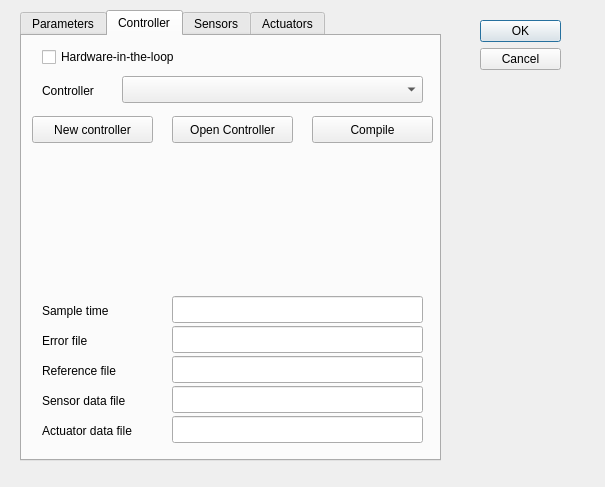
The window that source/GUI/dialog.ui (Guiraffo/ProVANT-Simulator) describes before a commit, drawn with Qt 5.
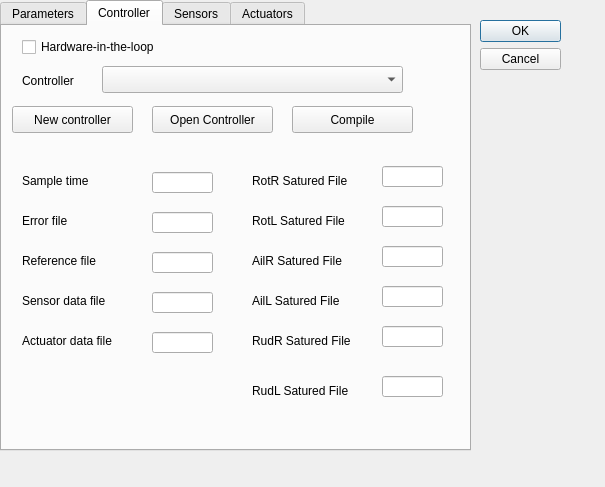
The same window after the commit.

Patch:
```diff
--- a/source/GUI/dialog.ui
+++ b/source/GUI/dialog.ui
@@ -32,9 +32,9 @@
   <widget class="QTabWidget" name="tabWidget">
    <property name="geometry">
     <rect>
-     <x>20</x>
-     <y>10</y>
-     <width>421</width>
+     <x>0</x>
+     <y>0</y>
+     <width>471</width>
      <height>451</height>
     </rect>
    </property>
@@ -110,7 +110,7 @@
      <property name="geometry">
       <rect>
        <x>20</x>
-       <y>260</y>
+       <y>140</y>
        <width>91</width>
        <height>31</height>
       </rect>
@@ -123,7 +123,7 @@
      <property name="geometry">
       <rect>
        <x>20</x>
-       <y>290</y>
+       <y>180</y>
        <width>91</width>
        <height>31</height>
       </rect>
@@ -136,7 +136,7 @@
      <property name="geometry">
       <rect>
        <x>20</x>
-       <y>320</y>
+       <y>220</y>
        <width>101</width>
        <height>31</height>
       </rect>
@@ -149,7 +149,7 @@
      <property name="geometry">
       <rect>
        <x>20</x>
-       <y>350</y>
+       <y>260</y>
        <width>111</width>
        <height>31</height>
       </rect>
@@ -162,7 +162,7 @@
      <property name="geometry">
       <rect>
        <x>20</x>
-       <y>380</y>
+       <y>300</y>
        <width>121</width>
        <height>31</height>
       </rect>
@@ -175,9 +175,9 @@
      <property name="geometry">
       <rect>
        <x>150</x>
-       <y>260</y>
-       <width>251</width>
-       <height>27</height>
+       <y>146</y>
+       <width>61</width>
+       <height>21</height>
       </rect>
      </property>
     </widget>
@@ -185,9 +185,9 @@
      <property name="geometry">
       <rect>
        <x>150</x>
-       <y>290</y>
-       <width>251</width>
-       <height>27</height>
+       <y>186</y>
+       <width>61</width>
+       <height>21</height>
       </rect>
      </property>
     </widget>
@@ -195,9 +195,9 @@
      <property name="geometry">
       <rect>
        <x>150</x>
-       <y>320</y>
-       <width>251</width>
-       <height>27</height>
+       <y>226</y>
+       <width>61</width>
+       <height>21</height>
       </rect>
      </property>
     </widget>
@@ -205,9 +205,9 @@
      <property name="geometry">
       <rect>
        <x>150</x>
-       <y>350</y>
-       <width>251</width>
-       <height>27</height>
+       <y>266</y>
+       <width>61</width>
+       <height>21</height>
       </rect>
      </property>
     </widget>
@@ -215,9 +215,9 @@
      <property name="geometry">
       <rect>
        <x>150</x>
-       <y>380</y>
-       <width>251</width>
-       <height>27</height>
+       <y>306</y>
+       <width>61</width>
+       <height>21</height>
       </rect>
      </property>
     </widget>
@@ -260,6 +260,144 @@
       <string>Hardware-in-the-loop</string>
      </property>
     </widget>
+    <widget class="QLabel" name="label_12">
+     <property name="geometry">
+      <rect>
+       <x>250</x>
+       <y>140</y>
+       <width>121</width>
+       <height>31</height>
+      </rect>
+     </property>
+     <property name="text">
+      <string>&lt;html&gt;&lt;head/&gt;&lt;body&gt;&lt;p&gt;RotR Satured File&lt;/p&gt;&lt;/body&gt;&lt;/html&gt;</string>
+     </property>
+    </widget>
+    <widget class="QLabel" name="label_13">
+     <property name="geometry">
+      <rect>
+       <x>250</x>
+       <y>180</y>
+       <width>121</width>
+       <height>31</height>
+      </rect>
+     </property>
+     <property name="text">
+      <string>&lt;html&gt;&lt;head/&gt;&lt;body&gt;&lt;p&gt;RotL Satured File&lt;/p&gt;&lt;/body&gt;&lt;/html&gt;</string>
+     </property>
+    </widget>
+    <widget class="QLineEdit" name="RotREdit">
+     <property name="geometry">
+      <rect>
+       <x>380</x>
+       <y>140</y>
+       <width>61</width>
+       <height>21</height>
+      </rect>
+     </property>
+    </widget>
+    <widget class="QLineEdit" name="RotLEdit">
+     <property name="geometry">
+      <rect>
+       <x>380</x>
+       <y>180</y>
+       <width>61</width>
+       <height>21</height>
+      </rect>
+     </property>
+    </widget>
+    <widget class="QLabel" name="label_14">
+     <property name="geometry">
+      <rect>
+       <x>250</x>
+       <y>220</y>
+       <width>121</width>
+       <height>31</height>
+      </rect>
+     </property>
+     <property name="text">
+      <string>&lt;html&gt;&lt;head/&gt;&lt;body&gt;&lt;p&gt;AilR Satured File&lt;/p&gt;&lt;/body&gt;&lt;/html&gt;</string>
+     </property>
+    </widget>
+    <widget class="QLabel" name="label_15">
+     <property name="geometry">
+      <rect>
+       <x>250</x>
+       <y>260</y>
+       <width>121</width>
+       <height>31</height>
+      </rect>
+     </property>
+     <property name="text">
+      <string>&lt;html&gt;&lt;head/&gt;&lt;body&gt;&lt;p&gt;AilL Satured File&lt;/p&gt;&lt;/body&gt;&lt;/html&gt;</string>
+     </property>
+    </widget>
+    <widget class="QLabel" name="label_16">
+     <property name="geometry">
+      <rect>
+       <x>250</x>
+       <y>300</y>
+       <width>121</width>
+       <height>31</height>
+      </rect>
+     </property>
+     <property name="text">
+      <string>&lt;html&gt;&lt;head/&gt;&lt;body&gt;&lt;p&gt;RudR Satured File&lt;/p&gt;&lt;/body&gt;&lt;/html&gt;</string>
+     </property>
+    </widget>
+    <widget class="QLabel" name="label_17">
+     <property name="geometry">
+      <rect>
+       <x>250</x>
+       <y>350</y>
+       <width>121</width>
+       <height>31</height>
+      </rect>
+     </property>
+     <property name="text">
+      <string>&lt;html&gt;&lt;head/&gt;&lt;body&gt;&lt;p&gt;RudL Satured File&lt;/p&gt;&lt;/body&gt;&lt;/html&gt;</string>
+     </property>
+    </widget>
+    <widget class="QLineEdit" name="AilREdit">
+     <property name="geometry">
+      <rect>
+       <x>380</x>
+       <y>220</y>
+       <width>61</width>
+       <height>21</height>
+      </rect>
+     </property>
+    </widget>
+    <widget class="QLineEdit" name="AilLEdit">
+     <property name="geometry">
+      <rect>
+       <x>380</x>
+       <y>260</y>
+       <width>61</width>
+       <height>21</height>
+      </rect>
+     </property>
+    </widget>
+    <widget class="QLineEdit" name="RudREdit">
+     <property name="geometry">
+      <rect>
+       <x>380</x>
+       <y>300</y>
+       <width>61</width>
+       <height>21</height>
+      </rect>
+     </property>
+    </widget>
+    <widget class="QLineEdit" name="RudLEdit">
+     <property name="geometry">
+      <rect>
+       <x>380</x>
+       <y>350</y>
+       <width>61</width>
+       <height>21</height>
+      </rect>
+     </property>
+    </widget>
    </widget>
    <widget class="QWidget" name="tab_3">
     <attribute name="title">
```
